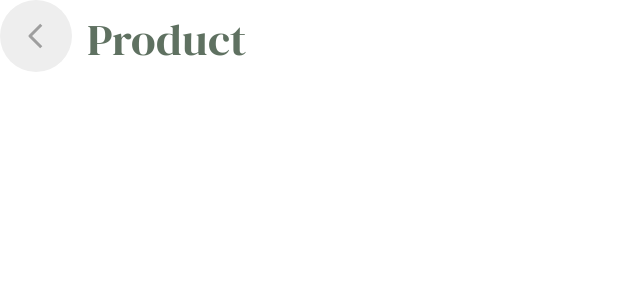
After one commit to SaqibAMA/sail, an Android app: the layout page_top_nav.xml on its own in the app's theme, with its tools: preview values and no code run, on a phone screen of 412 x 824 dp. The commit adds this screen. Shown: the top 300 px of the screen. Run offline under Robolectric (Android 15) with nearby library versions, the phone set to English and light mode, and no system bars.

Commit message:
Feat: Implemented PageTopNav as Reusable Component

```diff
--- /dev/null
+++ b/sail-app/app/src/main/res/layout/page_top_nav.xml
@@ -0,0 +1,24 @@
+<?xml version="1.0" encoding="utf-8"?>
+<LinearLayout xmlns:android="http://schemas.android.com/apk/res/android"
+    android:orientation="horizontal"
+    android:layout_width="match_parent"
+    android:layout_height="match_parent">
+
+    <ImageButton
+        android:id="@+id/product_page_back_btn"
+        android:layout_width="48dp"
+        android:layout_height="48dp"
+        android:background="@drawable/ic_back_fg" />
+
+    <TextView
+        android:id="@+id/page_top_nav_title"
+        android:layout_width="wrap_content"
+        android:layout_height="wrap_content"
+        android:layout_marginStart="10dp"
+        android:layout_marginTop="5dp"
+        android:fontFamily="@font/dm_serif_display"
+        android:text="@string/default_page_title"
+        android:textColor="@color/axolotl_200"
+        android:textSize="@dimen/h3" />
+
+</LinearLayout>
--- a/sail-app/app/src/main/res/values/attrs.xml
+++ b/sail-app/app/src/main/res/values/attrs.xml
@@ -6,4 +6,7 @@
         <attr name="review_rating" format="string" />
         <attr name="review_date" format="string" />
     </declare-styleable>
+    <declare-styleable name="PageTopNav">
+        <attr name="title" format="string"/>
+    </declare-styleable>
 </resources>
--- a/sail-app/app/src/main/res/values/strings.xml
+++ b/sail-app/app/src/main/res/values/strings.xml
@@ -4,6 +4,8 @@
     <string name="tab_text_1">Tab 1</string>
     <string name="tab_text_2">Tab 2</string>
     <string name="tab_text_3">Tab 3</string>
+
+    <string name="default_page_title">Product</string>
 
     <!--App defaults for dummy data-->
     <string name="default_heading">Default Heading</string>
```
Also changed, not shown: sail-app/app/src/main/java/com/functrco/sail/PageTopNav.kt (added, +46 -0 lines), sail-app/app/src/main/java/com/functrco/sail/ProductPage.kt (+9 -0 lines), sail-app/app/src/main/res/layout/activity_product_page.xml (+15 -21 lines).
